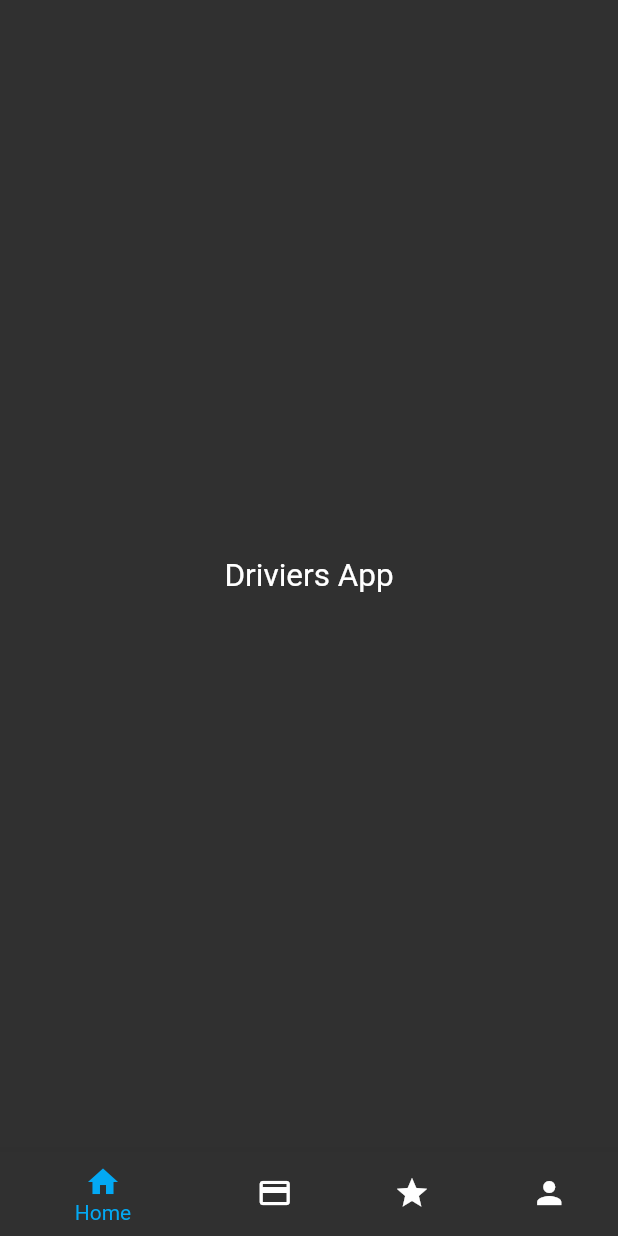
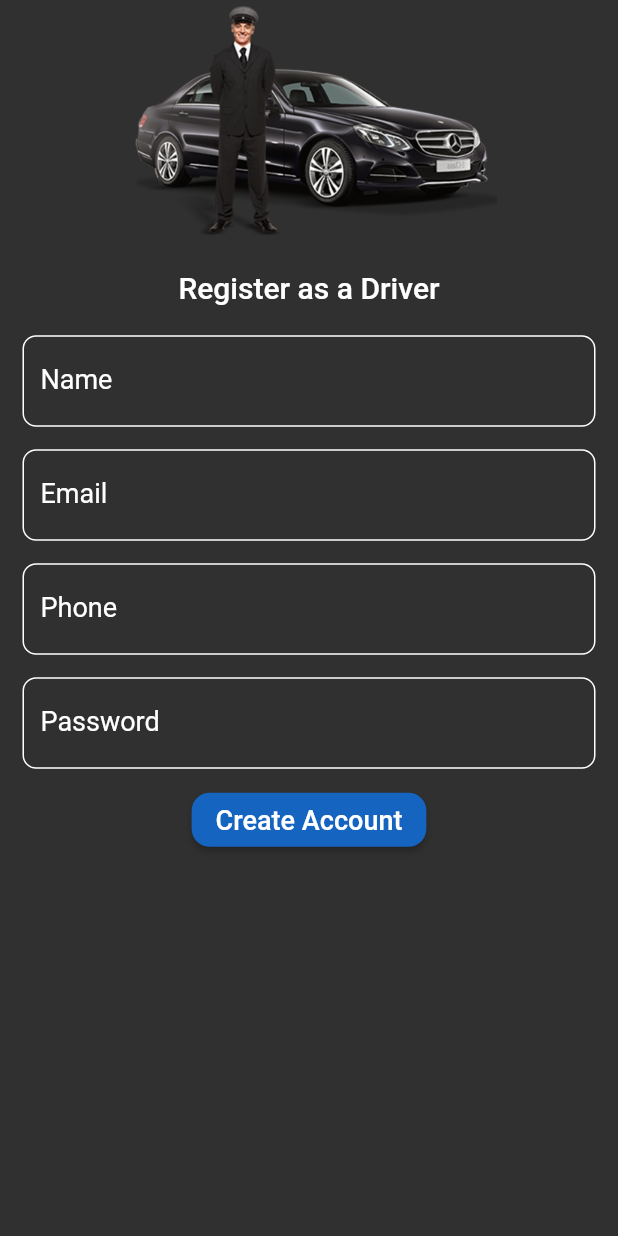
Before and after one commit to Sameradel11/Uber-DriverApp, a Flutter app: the screen it shows after launch, on a phone screen of 412 x 824 dp. Run offline on Flutter 3.47's test engine with Material 2 defaults, Android fonts, the phone set to English and light mode, and no system bars.

Commit message:
finish sing in UI

```diff
--- /dev/null
+++ b/lib/Features/Autentication/presentation/views/signin.dart
@@ -0,0 +1,45 @@
+import 'package:drivers_app/Features/Autentication/presentation/views/widgets/textfield_column.dart';
+import 'package:drivers_app/Features/splash/presentation/views/const.dart';
+import 'package:drivers_app/core/style.dart';
+import 'package:flutter/material.dart';
+
+class SignIN extends StatelessWidget {
+  const SignIN({super.key});
+
+  @override
+  Widget build(BuildContext context) {
+    return Scaffold(
+      body: SingleChildScrollView(
+        child: SafeArea(
+            child: Column(
+          children: [
+            Image.asset(
+              KlogoPath,
+              scale: 2,
+            ),
+            const SizedBox(
+              height: 20,
+            ),
+            Text("Register as a Driver",
+                style: Style.textstyle20.copyWith(fontWeight: FontWeight.w500)),
+            const SizedBox(
+              height: 10,
+            ),
+            const TextFieldsColumn(),
+            ElevatedButton(
+                style: ButtonStyle(
+                    shape: MaterialStateProperty.all(RoundedRectangleBorder(
+                        borderRadius: BorderRadius.circular(12))),
+                    backgroundColor:
+                        MaterialStateProperty.all(Colors.blue.shade800)),
+                onPressed: () {},
+                child: const Text(
+                  "Create Account",
+                  style: Style.textstyle18,
+                )),
+          ],
+        )),
+      ),
+    );
+  }
+}
--- /dev/null
+++ b/lib/Features/Autentication/presentation/views/widgets/textfield_column.dart
@@ -0,0 +1,59 @@
+import 'package:flutter/material.dart';
+
+import '../../../../../core/custom_text_field.dart';
+
+class TextFieldsColumn extends StatelessWidget {
+  const TextFieldsColumn({
+    super.key,
+  });
+
+  @override
+  Widget build(BuildContext context) {
+    return const Padding(
+      padding: EdgeInsets.symmetric(horizontal: 15, vertical: 10),
+      child: Column(
+        children: [
+          CustomTextField(
+            type: TextInputType.name,
+            label: Text(
+              "Name",
+              style: TextStyle(color: Colors.white),
+            ),
+          ),
+          SizedBox(
+            height: 15,
+          ),
+          CustomTextField(
+            type: TextInputType.emailAddress,
+            label: Text(
+              "Email",
+              style: TextStyle(color: Colors.white),
+            ),
+          ),
+          SizedBox(
+            height: 15,
+          ),
+          CustomTextField(
+            type: TextInputType.phone,
+            label: Text(
+              "Phone",
+              style: TextStyle(color: Colors.white),
+            ),
+          ),
+          SizedBox(
+            height: 15,
+          ),
+          CustomTextField(
+            action: TextInputAction.send,
+            hidetext: true,
+            type: TextInputType.visiblePassword,
+            label: Text(
+              "Password",
+              style: TextStyle(color: Colors.white),
+            ),
+          ),
+        ],
+      ),
+    );
+  }
+}
--- a/lib/Features/splash/presentation/views/splash_view.dart
+++ b/lib/Features/splash/presentation/views/splash_view.dart
@@ -1,6 +1,5 @@
 import 'dart:async';
 
-import 'package:drivers_app/Features/home/presentation/views/home_view.dart';
 import 'package:drivers_app/Features/home/presentation/views/main_view.dart';
 import 'package:drivers_app/Features/splash/presentation/views/const.dart';
 import 'package:flutter/material.dart';
--- /dev/null
+++ b/lib/core/custom_text_field.dart
@@ -0,0 +1,56 @@
+import 'package:flutter/material.dart';
+
+class CustomTextField extends StatelessWidget {
+  const CustomTextField(
+      {super.key,
+      this.controller,
+      required this.label,
+      this.prefix,
+      this.onchange,
+      this.onsaved,
+      this.ontap,
+      this.type = TextInputType.text,
+      this.readonly = false,
+      this.hidetext = false,
+      this.action=TextInputAction.next});
+  final hidetext;
+  final onchange;
+  final onsaved;
+  final TextEditingController? controller;
+  final Text label;
+  final prefix;
+  final ontap;
+  final TextInputType type;
+  final bool readonly;
+  final TextInputAction action;
+
+  @override
+  Widget build(BuildContext context) {
+    return TextFormField(
+      textInputAction: action,
+      obscureText: hidetext,
+      readOnly: readonly,
+      keyboardType: type,
+      onTap: ontap,
+      onChanged: onchange,
+      onSaved: onsaved,
+      controller: controller,
+      style: const TextStyle(fontSize: 18),
+      decoration: InputDecoration(
+          label: label,
+          prefix: prefix,
+          focusedBorder: OutlineInputBorder(
+              borderRadius: BorderRadius.circular(9),
+              borderSide: BorderSide(color: Colors.blue.shade800)),
+          enabledBorder: OutlineInputBorder(
+              borderRadius: BorderRadius.circular(9),
+              borderSide: const BorderSide(color: Colors.white))),
+      validator: (value) {
+        if (value == null || value.isEmpty) {
+          return 'Please enter some text';
+        }
+        return null;
+      },
+    );
+  }
+}
--- /dev/null
+++ b/lib/core/style.dart
@@ -0,0 +1,9 @@
+import 'package:flutter/material.dart';
+
+abstract class Style {
+  static const textstyle16 = const TextStyle(fontSize: 16);
+  static const textstyle18 = const TextStyle(fontSize: 18);
+  static const textstyle20 = const TextStyle(fontSize: 20);
+  static const textstyle22 = const TextStyle(fontSize: 22);
+  static const textstyle24 = const TextStyle(fontSize: 24);
+}
--- a/lib/main.dart
+++ b/lib/main.dart
@@ -1,4 +1,4 @@
-import 'package:drivers_app/Features/splash/presentation/views/splash_view.dart';
+import 'package:drivers_app/Features/Autentication/presentation/views/signin.dart';
 import 'package:flutter/material.dart';
 
 void main() {
@@ -13,7 +13,7 @@ class DriverApp extends StatelessWidget {
     return MaterialApp(
       theme: ThemeData(brightness: Brightness.dark),
       debugShowCheckedModeBanner: false,
-      home: const MySplashScreen(),
+      home: const SignIN(),
       title: "Drivers App",
     );
   }
```
